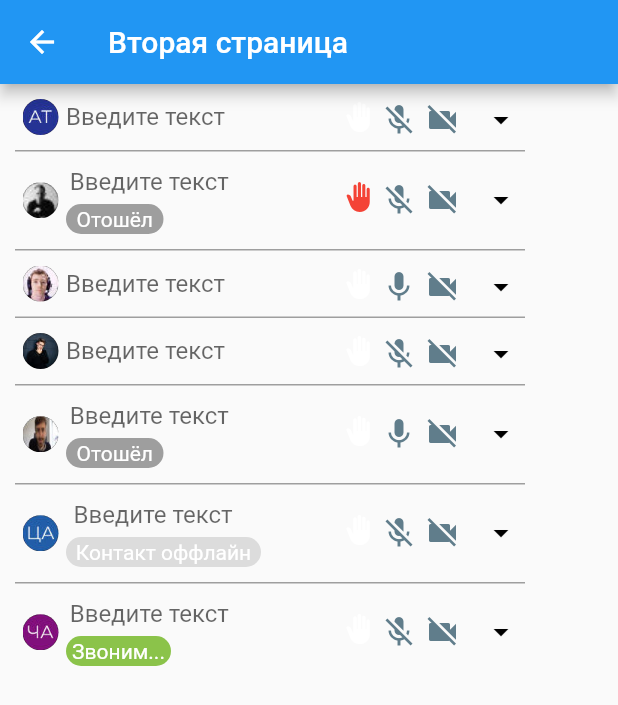
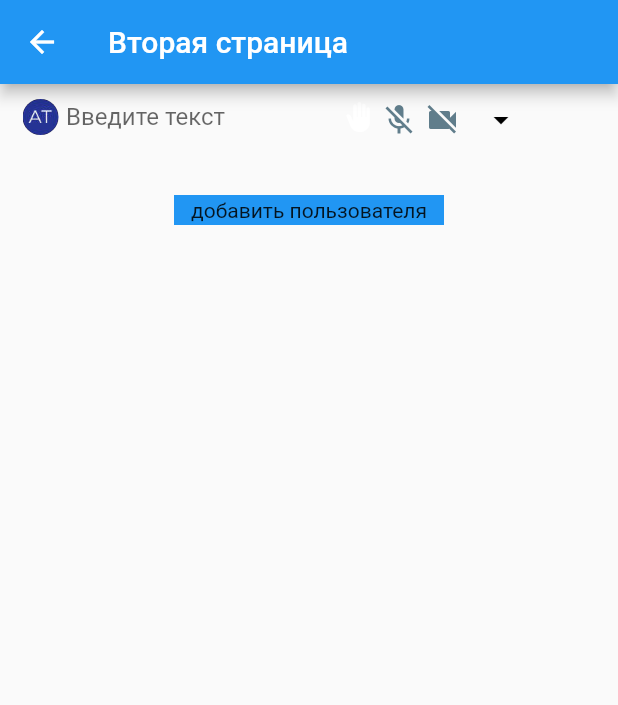
Before and after one commit to Lancer22sm/flutter_application_1, a Flutter app: the screen it shows after launch, after a tap on "Переход на другую страницу", on a phone screen of 412 x 824 dp. Shown: the top 705 px of the screen. Run offline on Flutter 3.47's test engine with Material 2 defaults, Android fonts, the phone set to English and light mode, and no system bars.

Commit message:
не работает

```diff
--- /dev/null
+++ b/assets/jsons/mynames.json
@@ -0,0 +1,11 @@
+{
+    "names": [
+      "Александо Толстиков",
+      "Ассистентовый Вадим",
+      "Поинтов Пётр Петрович",
+      "Селекторный Кирил Валерьевич",
+      "Худенков Александр",
+      "Цапля Андрей Андреевич",
+      "Черный Артём Генадьевич"
+    ]
+  }
--- a/lib/main.dart
+++ b/lib/main.dart
@@ -2,7 +2,7 @@ import 'package:flutter/material.dart';
 import 'second_screen.dart';
 import 'package:flutter_application_1/my_methods.dart';
 
-var _MyMethods = const MyMethods();
+var _MyMethods = MyMethods();
 // Вход в приложение
 void main() => runApp(MyApp());
 
@@ -112,7 +112,7 @@ class _MyHomePageState extends State<MyHomePage> {
             ),
             const Padding(padding: EdgeInsets.only(top: 30)),
             _MyMethods.myRowPeople(
-                "Александо Толстиков",
+                "Александ Толстиков",
                 Image.asset('assets/images/image1.jpg', width: 24, height: 24),
                 const Icon(Icons.mic_off, color: Colors.blueGrey),
                 const Icon(
--- a/lib/my_methods.dart
+++ b/lib/my_methods.dart
@@ -1,10 +1,11 @@
-import 'dart:convert';
-
 import 'package:flutter/material.dart';
-import 'dart:io';
 
 class MyMethods extends StatelessWidget {
-  const MyMethods({super.key});
+  MyMethods({super.key});
+  final _controller = TextEditingController();
+  String getTextFromField() {
+    return _controller.text;
+  }
 
   Widget FirstOrSecondScreen(bool first, String namePeople) {
     if (first) {
@@ -17,22 +18,15 @@ class MyMethods extends StatelessWidget {
         softWrap: false,
       );
     } else {
-      return const TextField(
-        decoration: InputDecoration(
+      return TextField(
+        controller: _controller,
+        decoration: const InputDecoration(
             contentPadding: EdgeInsets.only(bottom: 10),
             enabledBorder: InputBorder.none,
             focusedBorder: InputBorder.none,
             hintText: 'Введите текст'),
       );
     }
-  }
-
-  void myJson() {
-    List<String> names = [
-    "Алиса",
-    "Боб",
-    "Чарли",
-  ];
   }
 
   Column myColumnStatePeople(
--- a/lib/second_screen.dart
+++ b/lib/second_screen.dart
@@ -1,7 +1,8 @@
 import 'package:flutter/material.dart';
 import 'package:flutter_application_1/my_methods.dart';
+import 'dart:ui';
 
-var _MyMethods = const MyMethods();
+var _MyMethods = MyMethods();
 
 class SecondScreen extends StatelessWidget {
   const SecondScreen({super.key, Key});
@@ -33,30 +34,24 @@ class SecondScreen extends StatelessWidget {
             115,
             20,
             false),
-        _MyMethods.myRowStroke(),
-        _MyMethods.myRowPeople(
-            "Ассистентовый Вадим",
-            Image.asset('assets/images/image2.jpg', width: 24, height: 24),
+        const Padding(padding: EdgeInsets.only(top: 40)),
+        GestureDetector(
+            onTap: () {
+              var containerss = Container(
+                width: 120,
+                height: 2,
+                color: Colors.green,
+              );
+              var myRowStroke = _MyMethods.myRowStroke();
+              var myRowPeople = _MyMethods.myRowPeople(
+                  _MyMethods.getTextFromField(),
+                  Image.asset('assets/images/image1.jpg',
+                      width: 24, height: 24),
                   const Icon(Icons.mic_off, color: Colors.blueGrey),
-            const Icon(Icons.videocam_off, color: Colors.blueGrey),
                   const Icon(
-              Icons.back_hand,
-              color: Colors.red,
-              size: 20,
+                    Icons.videocam_off,
+                    color: Colors.blueGrey,
                   ),
-            true,
-            65,
-            Colors.grey,
-            "Отошёл",
-            115,
-            45,
-            false),
-        _MyMethods.myRowStroke(),
-        _MyMethods.myRowPeople(
-            "Поинтов Пётр Петрович",
-            Image.asset('assets/images/image3.jpg', width: 24, height: 24),
-            const Icon(Icons.mic, color: Colors.blueGrey),
-            const Icon(Icons.videocam_off, color: Colors.blueGrey),
                   const Icon(
                     Icons.back_hand,
                     color: Colors.white,
@@ -68,79 +63,27 @@ class SecondScreen extends StatelessWidget {
                   "Отошёл",
                   115,
                   20,
-            false),
-        _MyMethods.myRowStroke(),
-        _MyMethods.myRowPeople(
-            "Селекторный Кирил Валерьевич",
-            Image.asset('assets/images/image4.jpg', width: 24, height: 24),
-            const Icon(Icons.mic_off, color: Colors.blueGrey),
-            const Icon(Icons.videocam_off, color: Colors.blueGrey),
-            const Icon(
-              Icons.back_hand,
-              color: Colors.white,
-              size: 20,
+                  false);
+              Navigator.of(context).pushReplacement(
+                MaterialPageRoute<void>(
+                  builder: (BuildContext context) => containerss,
                 ),
-            false,
-            65,
-            Colors.grey,
-            "Отошёл",
-            115,
-            20,
-            false),
-        _MyMethods.myRowStroke(),
-        _MyMethods.myRowPeople(
-            "Худенков Александр",
-            Image.asset('assets/images/image5.jpg', width: 24, height: 24),
-            const Icon(Icons.mic, color: Colors.blueGrey),
-            const Icon(Icons.videocam_off, color: Colors.blueGrey),
-            const Icon(
-              Icons.back_hand,
-              color: Colors.white,
-              size: 20,
-            ),
-            true,
-            65,
-            Colors.grey,
-            "Отошёл",
-            115,
-            45,
-            false),
-        _MyMethods.myRowStroke(),
-        _MyMethods.myRowPeople(
-            "Цапля Андрей Андреевич",
-            Image.asset('assets/images/image6.jpg', width: 24, height: 24),
-            const Icon(Icons.mic_off, color: Colors.blueGrey),
-            const Icon(Icons.videocam_off, color: Colors.blueGrey),
-            const Icon(
-              Icons.back_hand,
-              color: Colors.white,
-              size: 20,
-            ),
-            true,
-            130,
-            Colors.black12,
-            "Контакт оффлайн",
-            55,
-            45,
-            false),
-        _MyMethods.myRowStroke(),
-        _MyMethods.myRowPeople(
-            "Черный Артём Генадьевич",
-            Image.asset('assets/images/image7.jpg', width: 24, height: 24),
-            const Icon(Icons.mic_off, color: Colors.blueGrey),
-            const Icon(Icons.videocam_off, color: Colors.blueGrey),
-            const Icon(
-              Icons.back_hand,
-              color: Colors.white,
-              size: 20,
-            ),
-            true,
-            70,
-            Colors.lightGreen,
-            "Звоним...",
-            110,
-            45,
-            false)
+              );
+              WidgetsBinding.instance.addPostFrameCallback((timeStamp) {
+                // Создаем новый виджет
+                final widget = const Text('Hello, World!');
+
+                // Добавляем виджет в дерево виджетов
+                context.replaceWith(widget);
+              });
+            },
+            child: Container(
+              alignment: Alignment.center,
+              width: 180,
+              height: 20,
+              color: Colors.blue,
+              child: const Text("добавить пользователя"),
+            ))
       ]),
     );
   }
--- a/pubspec.yaml
+++ b/pubspec.yaml
@@ -70,6 +70,7 @@ flutter:
     - assets/images/image5.jpg
     - assets/images/image6.jpg
     - assets/images/image7.jpg
+    - assets/jsons/mynames.json
 
   # An image asset can refer to one or more resolution-specific "variants", see
   # https://flutter.dev/assets-and-images/#resolution-aware
```
Also changed, not shown: 1 other file. Lines whose indentation alone changed are shown as unchanged.
